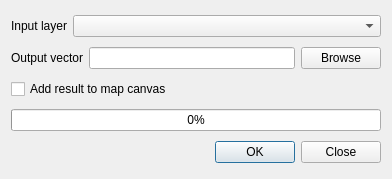
This is shiftpointsdialogbase.ui in GEO-IASS/shiftpoints as Qt 5 draws it before an edit. The edited form follows.
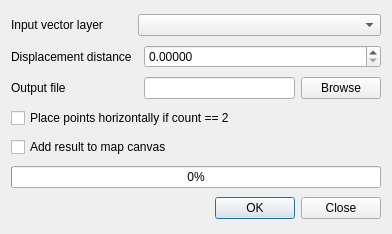
This is the edited form.

Commit message: sync plugin with original script: add option to setup displacement distance add option to enable rotation improve progress report code cleanup

What changed in the file:
```diff
--- a/shiftpointsdialogbase.ui
+++ b/shiftpointsdialogbase.ui
@@ -7,7 +7,7 @@
     <x>0</x>
     <y>0</y>
     <width>392</width>
-    <height>179</height>
+    <height>234</height>
    </rect>
   </property>
   <property name="windowTitle">
@@ -17,21 +17,21 @@
    <item row="0" column="0">
     <widget class="QLabel" name="label">
      <property name="text">
-      <string>Input layer</string>
+      <string>Input vector layer</string>
      </property>
     </widget>
    </item>
    <item row="0" column="1" colspan="2">
     <widget class="QComboBox" name="cmbInputLayer"/>
    </item>
-   <item row="1" column="0" colspan="2">
+   <item row="2" column="0" colspan="2">
     <widget class="QLabel" name="label_2">
      <property name="text">
-      <string>Output vector</string>
+      <string>Output file</string>
      </property>
     </widget>
    </item>
-   <item row="1" column="2">
+   <item row="2" column="2">
     <layout class="QHBoxLayout" name="horizontalLayout_2">
      <item>
       <widget class="QLineEdit" name="leOutputFile"/>
@@ -45,27 +45,51 @@
      </item>
     </layout>
    </item>
-   <item row="2" column="0" colspan="3">
+   <item row="4" column="0" colspan="3">
     <widget class="QCheckBox" name="chkAddToCanvas">
      <property name="text">
       <string>Add result to map canvas</string>
      </property>
     </widget>
    </item>
-   <item row="3" column="0" colspan="3">
+   <item row="5" column="0" colspan="3">
     <widget class="QProgressBar" name="progressBar">
      <property name="value">
       <number>0</number>
      </property>
     </widget>
    </item>
-   <item row="4" column="0" colspan="3">
+   <item row="6" column="0" colspan="3">
     <widget class="QDialogButtonBox" name="buttonBox">
      <property name="standardButtons">
       <set>QDialogButtonBox::Close|QDialogButtonBox::Ok</set>
      </property>
     </widget>
    </item>
+   <item row="1" column="0">
+    <widget class="QLabel" name="label_3">
+     <property name="text">
+      <string>Displacement distance</string>
+     </property>
+    </widget>
+   </item>
+   <item row="1" column="2">
+    <widget class="QDoubleSpinBox" name="spnRadius">
+     <property name="decimals">
+      <number>5</number>
+     </property>
+     <property name="maximum">
+      <double>999999999.999989986419678</double>
+     </property>
+    </widget>
+   </item>
+   <item row="3" column="0" colspan="3">
+    <widget class="QCheckBox" name="chkRotate">
+     <property name="text">
+      <string>Place points horizontally if count == 2</string>
+     </property>
+    </widget>
+   </item>
   </layout>
  </widget>
  <resources/>
```
The commit also changes 1 other file.
